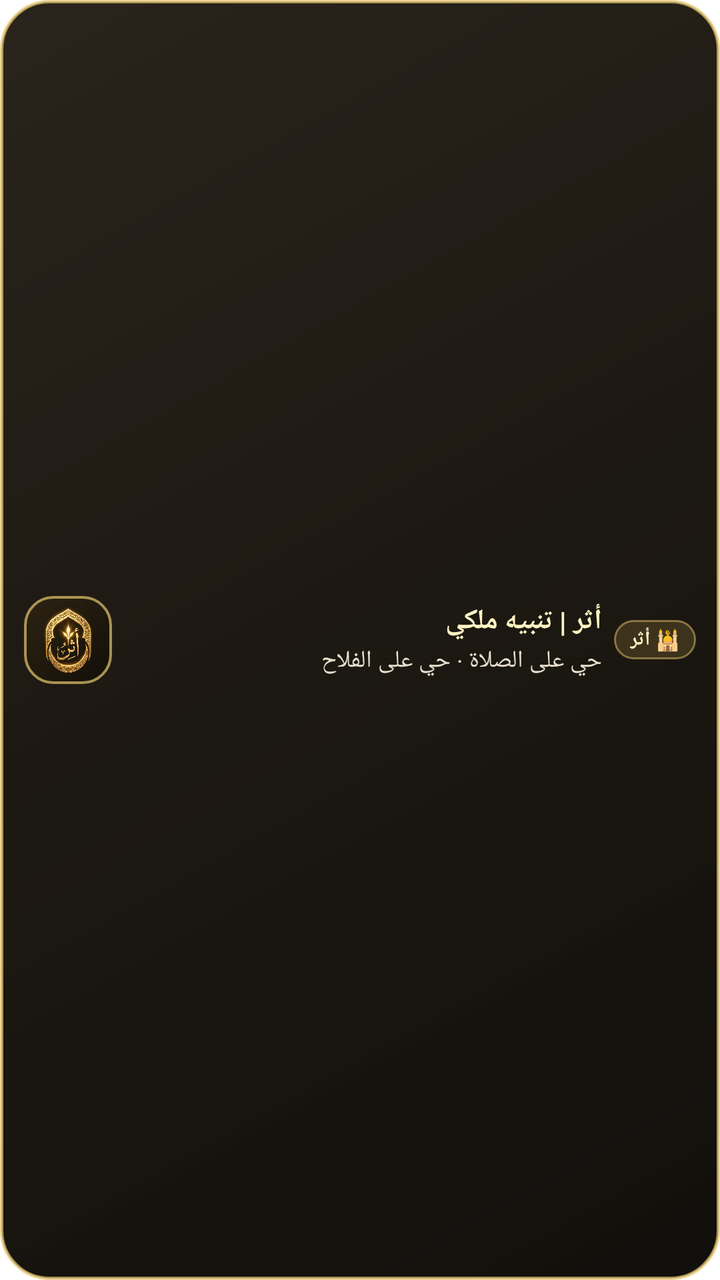
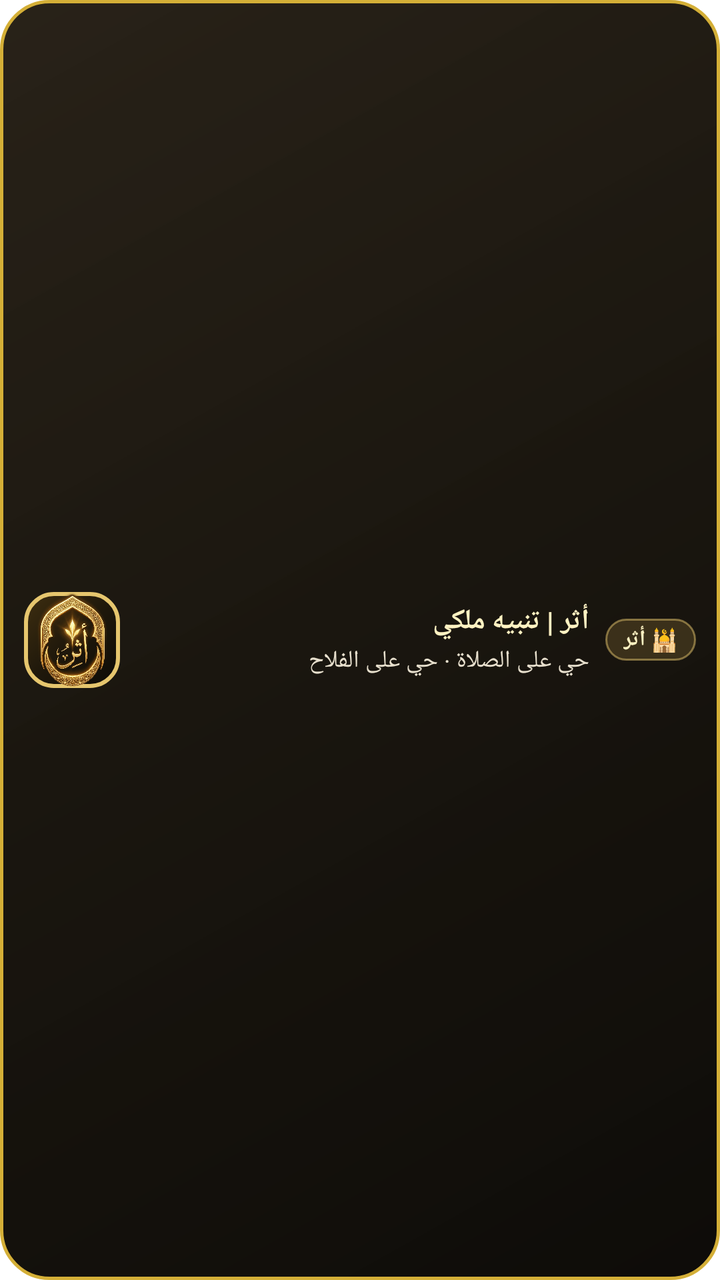

Screens rendered from an Android XML layout before and after an edit, with the pre-edit source and the edit as a unified diff.
<!-- AndroidManifest.xml: fallback theme Theme.MaterialComponents.DayNight.NoActionBar -->
<!-- res/layout/notification_royal_collapsed.xml -->
<?xml version="1.0" encoding="utf-8"?>
<LinearLayout xmlns:android="http://schemas.android.com/apk/res/android"
    android:id="@+id/layoutRoyalNotifCollapsed"
    android:layout_width="match_parent"
    android:layout_height="68dp"
    android:background="@drawable/royal_overlay_card_bg"
    android:gravity="center_vertical"
    android:orientation="horizontal"
    android:paddingStart="12dp"
    android:paddingEnd="12dp"
    android:paddingTop="8dp"
    android:paddingBottom="8dp">

    
    <FrameLayout
        android:layout_width="44dp"
        android:layout_height="44dp"
        android:layout_gravity="center_vertical"
        android:background="@drawable/royal_logo_frame_bg"
        android:padding="5dp">

        <ImageView
            android:id="@+id/ivNotifLogo"
            android:layout_width="match_parent"
            android:layout_height="match_parent"
            android:contentDescription="شعار أثر الملكي"
            android:scaleType="fitCenter"
            android:src="@drawable/icon_logo" />
    </FrameLayout>

    
    <LinearLayout
        android:layout_width="0dp"
        android:layout_height="wrap_content"
        android:layout_marginStart="10dp"
        android:layout_marginEnd="6dp"
        android:layout_weight="1"
        android:orientation="vertical">

        <TextView
            android:id="@+id/tvNotifTitle"
            android:layout_width="match_parent"
            android:layout_height="wrap_content"
            android:ellipsize="end"
            android:maxLines="1"
            android:text="أثر | تنبيه ملكي"
            android:textColor="#FFF2C2"
            android:textSize="14sp"
            android:textStyle="bold" />

        <TextView
            android:id="@+id/tvNotifBody"
            android:layout_width="match_parent"
            android:layout_height="wrap_content"
            android:layout_marginTop="2dp"
            android:ellipsize="end"
            android:maxLines="1"
            android:text="حي على الصلاة · حي على الفلاح"
            android:textColor="#E8E0CE"
            android:textSize="12sp" />
    </LinearLayout>

    
    <TextView
        android:id="@+id/tvNotifBadge"
        android:layout_width="wrap_content"
        android:layout_height="wrap_content"
        android:layout_gravity="center_vertical"
        android:background="@drawable/royal_badge_bg"
        android:paddingHorizontal="8dp"
        android:paddingVertical="3dp"
        android:text="🕌 أثر"
        android:textColor="#FFF2C2"
        android:textSize="10sp"
        android:textStyle="bold" />

</LinearLayout>
<!-- resources referenced by this layout -->
<resources>
  <!-- drawable icon_logo: png bitmap (drawable, 757021 bytes) -->
  <!-- drawable royal_badge_bg (drawable) -->
  <?xml version="1.0" encoding="utf-8"?>
  <shape xmlns:android="http://schemas.android.com/apk/res/android"
      android:shape="rectangle">
      <solid android:color="#33C8A24A" />
      <corners android:radius="10dp" />
      <stroke
          android:width="1dp"
          android:color="#80E6C66E" />
  </shape>
  <!-- drawable royal_logo_frame_bg (drawable) -->
  <?xml version="1.0" encoding="utf-8"?>
  <shape xmlns:android="http://schemas.android.com/apk/res/android"
      android:shape="rectangle">
      <gradient
          android:angle="315"
          android:startColor="#2D2313"
          android:endColor="#120F08"
          android:type="linear" />
      <corners android:radius="14dp" />
      <stroke
          android:width="1.2dp"
          android:color="#B3E6C66E" />
  </shape>
  <!-- drawable royal_overlay_card_bg (drawable) -->
  <?xml version="1.0" encoding="utf-8"?>
  <shape xmlns:android="http://schemas.android.com/apk/res/android"
      android:shape="rectangle">
      <gradient
          android:angle="315"
          android:startColor="#F01C160D"
          android:centerColor="#F5130F08"
          android:endColor="#F80B0905"
          android:type="linear" />
      <corners android:radius="24dp" />
      <stroke
          android:width="1.5dp"
          android:color="#B8E6C66E" />
  </shape>
</resources>

<!-- the commit's change to res/layout/notification_royal_collapsed.xml (unified diff, before → after) -->
@@ -2,22 +2,22 @@
 <LinearLayout xmlns:android="http://schemas.android.com/apk/res/android"
     android:id="@+id/layoutRoyalNotifCollapsed"
     android:layout_width="match_parent"
-    android:layout_height="68dp"
+    android:layout_height="72dp"
     android:background="@drawable/royal_overlay_card_bg"
     android:gravity="center_vertical"
     android:orientation="horizontal"
     android:paddingStart="12dp"
     android:paddingEnd="12dp"
-    android:paddingTop="8dp"
-    android:paddingBottom="8dp">
+    android:paddingTop="6dp"
+    android:paddingBottom="6dp">
 
     
     <FrameLayout
-        android:layout_width="44dp"
-        android:layout_height="44dp"
+        android:layout_width="48dp"
+        android:layout_height="48dp"
         android:layout_gravity="center_vertical"
         android:background="@drawable/royal_logo_frame_bg"
-        android:padding="5dp">
+        android:padding="0dp">
 
         <ImageView
             android:id="@+id/ivNotifLogo"
@@ -32,8 +32,8 @@
     <LinearLayout
         android:layout_width="0dp"
         android:layout_height="wrap_content"
-        android:layout_marginStart="10dp"
-        android:layout_marginEnd="6dp"
+        android:layout_marginStart="12dp"
+        android:layout_marginEnd="8dp"
         android:layout_weight="1"
         android:orientation="vertical">
 
@@ -67,11 +67,11 @@
         android:layout_height="wrap_content"
         android:layout_gravity="center_vertical"
         android:background="@drawable/royal_badge_bg"
-        android:paddingHorizontal="8dp"
+        android:paddingHorizontal="9dp"
         android:paddingVertical="3dp"
         android:text="🕌 أثر"
         android:textColor="#FFF2C2"
-        android:textSize="10sp"
+        android:textSize="11sp"
         android:textStyle="bold" />
 
 </LinearLayout>
<!-- resource entries referenced after the edit -->
@@ -17,13 +17,14 @@
       android:shape="rectangle">
       <gradient
           android:angle="315"
-          android:startColor="#2D2313"
-          android:endColor="#120F08"
+          android:startColor="#3E2E10"
+          android:centerColor="#1F180B"
+          android:endColor="#0D0B07"
           android:type="linear" />
       <corners android:radius="14dp" />
       <stroke
-          android:width="1.2dp"
-          android:color="#B3E6C66E" />
+          android:width="2dp"
+          android:color="#E6C66E" />
   </shape>
   <!-- drawable royal_overlay_card_bg (drawable) -->
   <?xml version="1.0" encoding="utf-8"?>
@@ -31,14 +32,14 @@
       android:shape="rectangle">
       <gradient
           android:angle="315"
-          android:startColor="#F01C160D"
-          android:centerColor="#F5130F08"
-          android:endColor="#F80B0905"
+          android:startColor="#F41F180E"
+          android:centerColor="#F8130F08"
+          android:endColor="#FA090704"
           android:type="linear" />
       <corners android:radius="24dp" />
       <stroke
-          android:width="1.5dp"
-          android:color="#B8E6C66E" />
+          android:width="1.8dp"
+          android:color="#D4AF37" />
   </shape>
 </resources>
 
